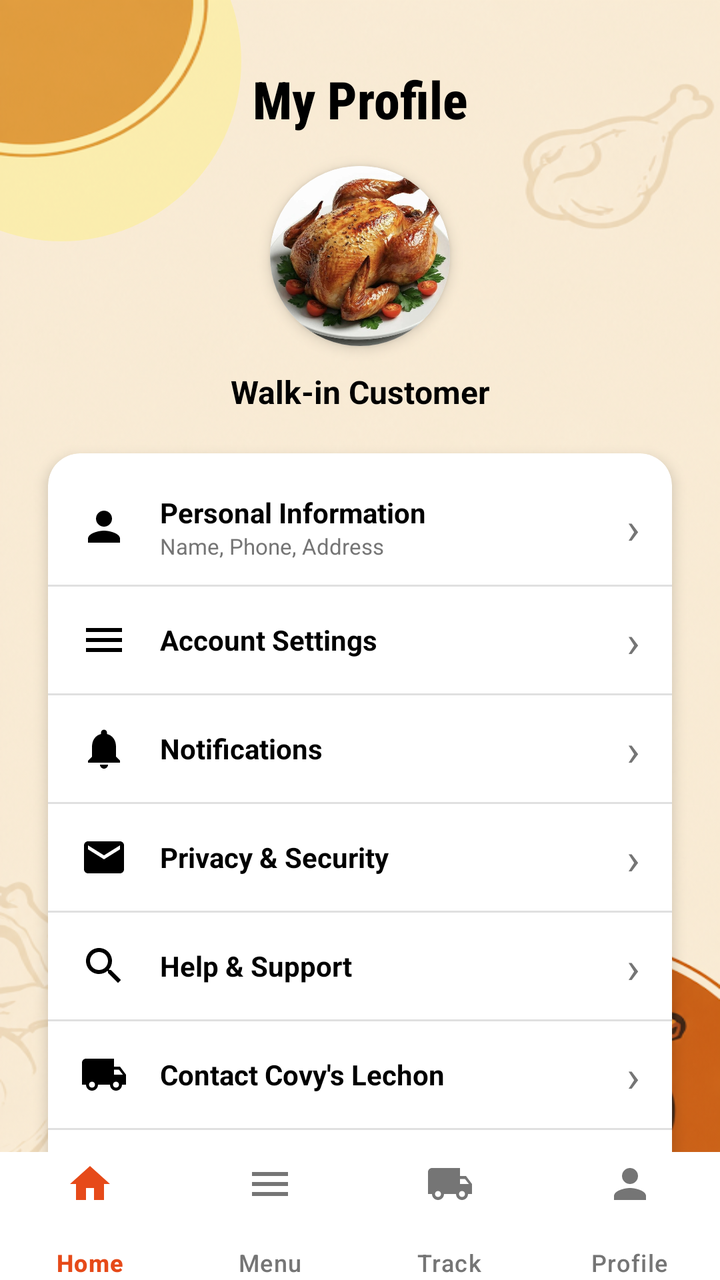
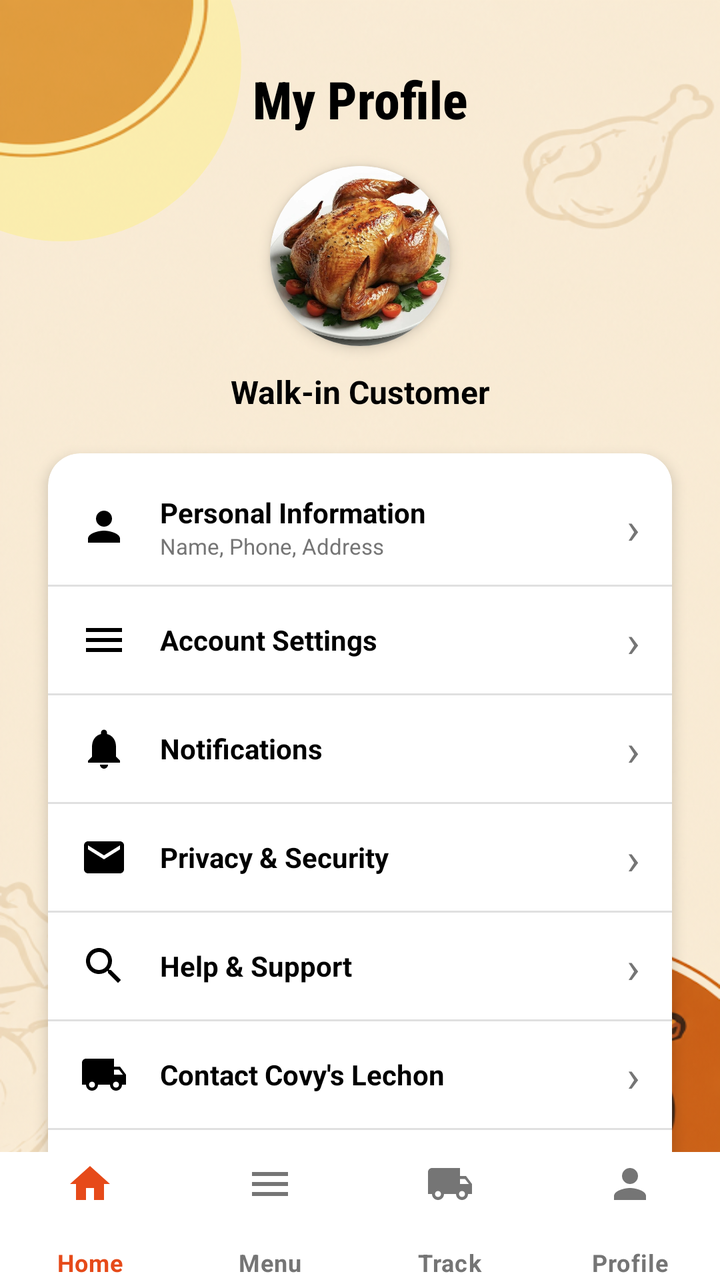

Before-and-after screenshots of an Android layout around one commit, followed by the original layout XML and the change that was made.
<!-- AndroidManifest.xml: application theme Theme.CoyvSplashScreen -->
<!-- res/layout/profile.xml -->
<?xml version="1.0" encoding="utf-8"?>
<androidx.constraintlayout.widget.ConstraintLayout xmlns:android="http://schemas.android.com/apk/res/android"
    xmlns:app="http://schemas.android.com/apk/res-auto"
    xmlns:tools="http://schemas.android.com/tools"
    android:id="@+id/main"
    android:layout_width="match_parent"
    android:layout_height="match_parent"
    android:background="@drawable/signinbackgoundimage"
    tools:context=".ProfileActivity">

    
    <View
        android:id="@+id/view_decoration_top"
        android:layout_width="180dp"
        android:layout_height="180dp"
        android:layout_marginStart="-60dp"
        android:layout_marginTop="-60dp"
        android:alpha="0.4"
        android:background="@drawable/bg_circle_decoration"
        app:layout_constraintStart_toStartOf="parent"
        app:layout_constraintTop_toTopOf="parent" />

    <androidx.core.widget.NestedScrollView
        android:layout_width="match_parent"
        android:layout_height="0dp"
        android:fillViewport="true"
        app:layout_constraintBottom_toTopOf="@+id/bottom_navigation"
        app:layout_constraintTop_toTopOf="parent">

        <androidx.constraintlayout.widget.ConstraintLayout
            android:layout_width="match_parent"
            android:layout_height="wrap_content"
            android:paddingBottom="24dp">

            
            <TextView
                android:id="@+id/tv_my_profile"
                android:layout_width="wrap_content"
                android:layout_height="wrap_content"
                android:layout_marginTop="32dp"
                android:fontFamily="sans-serif-condensed-medium"
                android:text="My Profile"
                android:textColor="@color/black"
                android:textSize="26sp"
                android:textStyle="bold"
                app:layout_constraintEnd_toEndOf="parent"
                app:layout_constraintStart_toStartOf="parent"
                app:layout_constraintTop_toTopOf="parent" />

            
            <androidx.cardview.widget.CardView
                android:id="@+id/cv_avatar"
                android:layout_width="90dp"
                android:layout_height="90dp"
                android:layout_marginTop="16dp"
                app:cardCornerRadius="45dp"
                app:cardElevation="4dp"
                app:layout_constraintEnd_toEndOf="parent"
                app:layout_constraintStart_toStartOf="parent"
                app:layout_constraintTop_toBottomOf="@+id/tv_my_profile">

                <ImageView
                    android:id="@+id/iv_avatar"
                    android:layout_width="match_parent"
                    android:layout_height="match_parent"
                    android:contentDescription="Profile Picture"
                    android:scaleType="centerCrop"
                    android:src="@drawable/f423b4974f4dd7924f11f1bad41bf1b4" />
            </androidx.cardview.widget.CardView>

            
            <TextView
                android:id="@+id/tv_customer_name"
                android:layout_width="wrap_content"
                android:layout_height="wrap_content"
                android:layout_marginTop="12dp"
                android:text="Walk-in Customer"
                android:textColor="@color/black"
                android:textSize="16sp"
                android:textStyle="bold"
                app:layout_constraintEnd_toEndOf="parent"
                app:layout_constraintStart_toStartOf="parent"
                app:layout_constraintTop_toBottomOf="@+id/cv_avatar" />

            
            <androidx.cardview.widget.CardView
                android:id="@+id/cv_options"
                android:layout_width="0dp"
                android:layout_height="wrap_content"
                android:layout_marginStart="24dp"
                android:layout_marginTop="20dp"
                android:layout_marginEnd="24dp"
                app:cardCornerRadius="16dp"
                app:cardElevation="4dp"
                app:layout_constraintEnd_toEndOf="parent"
                app:layout_constraintStart_toStartOf="parent"
                app:layout_constraintTop_toBottomOf="@+id/tv_customer_name">

                <LinearLayout
                    android:layout_width="match_parent"
                    android:layout_height="wrap_content"
                    android:orientation="vertical"
                    android:paddingVertical="8dp">

                    
                    <LinearLayout
                        android:id="@+id/layout_personal_info"
                        android:layout_width="match_parent"
                        android:layout_height="wrap_content"
                        android:background="?attr/selectableItemBackground"
                        android:gravity="center_vertical"
                        android:orientation="horizontal"
                        android:paddingHorizontal="16dp"
                        android:paddingVertical="12dp">

                        <ImageView
                            android:layout_width="24dp"
                            android:layout_height="24dp"
                            android:contentDescription="Personal Info"
                            android:src="@drawable/ic_profile"
                            app:tint="@color/black" />

                        <LinearLayout
                            android:layout_width="0dp"
                            android:layout_height="wrap_content"
                            android:layout_weight="1"
                            android:layout_marginStart="16dp"
                            android:orientation="vertical">

                            <TextView
                                android:layout_width="wrap_content"
                                android:layout_height="wrap_content"
                                android:text="Personal Information"
                                android:textColor="@color/black"
                                android:textSize="14sp"
                                android:textStyle="bold" />

                            <TextView
                                android:layout_width="wrap_content"
                                android:layout_height="wrap_content"
                                android:text="Name, Phone, Address"
                                android:textColor="@color/text_grey"
                                android:textSize="11sp" />
                        </LinearLayout>

                        <TextView
                            android:layout_width="wrap_content"
                            android:layout_height="wrap_content"
                            android:text="›"
                            android:textColor="@color/text_grey"
                            android:textSize="22sp" />
                    </LinearLayout>

                    
                    <View
                        android:layout_width="match_parent"
                        android:layout_height="1dp"
                        android:background="#E0E0E0" />

                    
                    <LinearLayout
                        android:id="@+id/layout_account_settings"
                        android:layout_width="match_parent"
                        android:layout_height="wrap_content"
                        android:background="?attr/selectableItemBackground"
                        android:gravity="center_vertical"
                        android:orientation="horizontal"
                        android:paddingHorizontal="16dp"
                        android:paddingVertical="12dp">

                        <ImageView
                            android:layout_width="24dp"
                            android:layout_height="24dp"
                            android:contentDescription="Settings"
                            android:src="@drawable/ic_menu"
                            app:tint="@color/black" />

                        <TextView
                            android:layout_width="0dp"
                            android:layout_height="wrap_content"
                            android:layout_weight="1"
                            android:layout_marginStart="16dp"
                            android:text="Account Settings"
                            android:textColor="@color/black"
                            android:textSize="14sp"
                            android:textStyle="bold" />

                        <TextView
                            android:layout_width="wrap_content"
                            android:layout_height="wrap_content"
                            android:text="›"
                            android:textColor="@color/text_grey"
                            android:textSize="22sp" />
                    </LinearLayout>

                    <View
                        android:layout_width="match_parent"
                        android:layout_height="1dp"
                        android:background="#E0E0E0" />

                    
                    <LinearLayout
                        android:id="@+id/layout_notifications"
                        android:layout_width="match_parent"
                        android:layout_height="wrap_content"
                        android:background="?attr/selectableItemBackground"
                        android:gravity="center_vertical"
                        android:orientation="horizontal"
                        android:paddingHorizontal="16dp"
                        android:paddingVertical="12dp">

                        <ImageView
                            android:layout_width="24dp"
                            android:layout_height="24dp"
                            android:contentDescription="Notifications"
                            android:src="@drawable/ic_notifications"
                            app:tint="@color/black" />

                        <TextView
                            android:layout_width="0dp"
                            android:layout_height="wrap_content"
                            android:layout_weight="1"
                            android:layout_marginStart="16dp"
                            android:text="Notifications"
                            android:textColor="@color/black"
                            android:textSize="14sp"
                            android:textStyle="bold" />

                        <TextView
                            android:layout_width="wrap_content"
                            android:layout_height="wrap_content"
                            android:text="›"
                            android:textColor="@color/text_grey"
                            android:textSize="22sp" />
                    </LinearLayout>

                    <View
                        android:layout_width="match_parent"
                        android:layout_height="1dp"
                        android:background="#E0E0E0" />

                    
                    <LinearLayout
                        android:id="@+id/layout_privacy"
                        android:layout_width="match_parent"
                        android:layout_height="wrap_content"
                        android:background="?attr/selectableItemBackground"
                        android:gravity="center_vertical"
                        android:orientation="horizontal"
                        android:paddingHorizontal="16dp"
                        android:paddingVertical="12dp">

                        <ImageView
                            android:layout_width="24dp"
                            android:layout_height="24dp"
                            android:contentDescription="Privacy"
                            android:src="@drawable/baseline_mail_24"
                            app:tint="@color/black" />

                        <TextView
                            android:layout_width="0dp"
                            android:layout_height="wrap_content"
                            android:layout_weight="1"
                            android:layout_marginStart="16dp"
                            android:text="Privacy &amp; Security"
                            android:textColor="@color/black"
                            android:textSize="14sp"
                            android:textStyle="bold" />

                        <TextView
                            android:layout_width="wrap_content"
                            android:layout_height="wrap_content"
                            android:text="›"
                            android:textColor="@color/text_grey"
                            android:textSize="22sp" />
                    </LinearLayout>

                    <View
                        android:layout_width="match_parent"
                        android:layout_height="1dp"
                        android:background="#E0E0E0" />

                    
                    <LinearLayout
                        android:id="@+id/layout_help"
                        android:layout_width="match_parent"
                        android:layout_height="wrap_content"
                        android:background="?attr/selectableItemBackground"
                        android:gravity="center_vertical"
                        android:orientation="horizontal"
                        android:paddingHorizontal="16dp"
                        android:paddingVertical="12dp">

                        <ImageView
                            android:layout_width="24dp"
                            android:layout_height="24dp"
                            android:contentDescription="Help"
                            android:src="@drawable/ic_search"
                            app:tint="@color/black" />

                        <TextView
                            android:layout_width="0dp"
                            android:layout_height="wrap_content"
                            android:layout_weight="1"
                            android:layout_marginStart="16dp"
                            android:text="Help &amp; Support"
                            android:textColor="@color/black"
                            android:textSize="14sp"
                            android:textStyle="bold" />

                        <TextView
                            android:layout_width="wrap_content"
                            android:layout_height="wrap_content"
                            android:text="›"
                            android:textColor="@color/text_grey"
                            android:textSize="22sp" />
                    </LinearLayout>

                    <View
                        android:layout_width="match_parent"
                        android:layout_height="1dp"
                        android:background="#E0E0E0" />

                    
                    <LinearLayout
                        android:id="@+id/layout_contact"
                        android:layout_width="match_parent"
                        android:layout_height="wrap_content"
                        android:background="?attr/selectableItemBackground"
                        android:gravity="center_vertical"
                        android:orientation="horizontal"
                        android:paddingHorizontal="16dp"
                        android:paddingVertical="12dp">

                        <ImageView
                            android:layout_width="24dp"
                            android:layout_height="24dp"
                            android:contentDescription="Contact"
                            android:src="@drawable/ic_track"
                            app:tint="@color/black" />

                        <TextView
                            android:layout_width="0dp"
                            android:layout_height="wrap_content"
                            android:layout_weight="1"
                            android:layout_marginStart="16dp"
                            android:text="Contact Covy\'s Lechon"
                            android:textColor="@color/black"
                            android:textSize="14sp"
                            android:textStyle="bold" />

                        <TextView
                            android:layout_width="wrap_content"
                            android:layout_height="wrap_content"
                            android:text="›"
                            android:textColor="@color/text_grey"
                            android:textSize="22sp" />
                    </LinearLayout>

                    <View
                        android:layout_width="match_parent"
                        android:layout_height="1dp"
                        android:background="#E0E0E0" />

                    
                    <LinearLayout
                        android:id="@+id/layout_about"
                        android:layout_width="match_parent"
                        android:layout_height="wrap_content"
                        android:background="?attr/selectableItemBackground"
                        android:gravity="center_vertical"
                        android:orientation="horizontal"
                        android:paddingHorizontal="16dp"
                        android:paddingVertical="12dp">

                        <ImageView
                            android:layout_width="24dp"
                            android:layout_height="24dp"
                            android:contentDescription="About Us"
                            android:src="@drawable/ic_home"
                            app:tint="@color/black" />

                        <TextView
                            android:layout_width="0dp"
                            android:layout_height="wrap_content"
                            android:layout_weight="1"
                            android:layout_marginStart="16dp"
                            android:text="About Us"
                            android:textColor="@color/black"
                            android:textSize="14sp"
                            android:textStyle="bold" />

                        <TextView
                            android:layout_width="wrap_content"
                            android:layout_height="wrap_content"
                            android:text="›"
                            android:textColor="@color/text_grey"
                            android:textSize="22sp" />
                    </LinearLayout>

                </LinearLayout>
            </androidx.cardview.widget.CardView>

            
            <Button
                android:id="@+id/btn_logout"
                android:layout_width="0dp"
                android:layout_height="50dp"
                android:layout_marginStart="24dp"
                android:layout_marginTop="20dp"
                android:layout_marginEnd="24dp"
                android:backgroundTint="#FFE0B2"
                android:text="Log Out"
                android:textColor="@color/orange_dark"
                android:textSize="16sp"
                android:textStyle="bold"
                app:cornerRadius="12dp"
                app:layout_constraintEnd_toEndOf="parent"
                app:layout_constraintStart_toStartOf="parent"
                app:layout_constraintTop_toBottomOf="@+id/cv_options" />

        </androidx.constraintlayout.widget.ConstraintLayout>
    </androidx.core.widget.NestedScrollView>

    <com.google.android.material.bottomnavigation.BottomNavigationView
        android:id="@+id/bottom_navigation"
        android:layout_width="match_parent"
        android:layout_height="64dp"
        android:background="@color/white"
        app:itemIconTint="@color/bottom_nav_color_selector"
        app:itemTextColor="@color/bottom_nav_color_selector"
        app:labelVisibilityMode="labeled"
        app:itemIconSize="24dp"
        app:itemPaddingTop="4dp"
        app:itemPaddingBottom="4dp"
        app:layout_constraintBottom_toBottomOf="parent"
        app:menu="@menu/bottom_nav_menu" />

</androidx.constraintlayout.widget.ConstraintLayout>
<!-- resources referenced by this layout -->
<resources>
  <color name="black">#FF000000</color>
  <color name="orange_dark">#E64A19</color>
  <color name="text_grey">#757575</color>
  <color name="white">#FFFFFFFF</color>
  <!-- drawable baseline_mail_24 (drawable) -->
  <vector xmlns:android="http://schemas.android.com/apk/res/android" android:height="24dp" android:tint="#000000" android:viewportHeight="24" android:viewportWidth="24" android:width="24dp">
      <path android:fillColor="@android:color/white" android:pathData="M20,4L4,4c-1.1,0 -1.99,0.9 -1.99,2L2,18c0,1.1 0.9,2 2,2h16c1.1,0 2,-0.9 2,-2L22,6c0,-1.1 -0.9,-2 -2,-2zM20,8l-8,5 -8,-5L4,6l8,5 8,-5v2z"/>
  </vector>
  <!-- drawable bg_circle_decoration (drawable) -->
  <shape xmlns:android="http://schemas.android.com/apk/res/android"
      android:shape="oval">
      <solid android:color="#FFF176" />
  </shape>
  <!-- drawable ic_home (drawable) -->
  <vector xmlns:android="http://schemas.android.com/apk/res/android"
      android:width="24dp"
      android:height="24dp"
      android:viewportWidth="24"
      android:viewportHeight="24">
      <path
          android:fillColor="#000000"
          android:pathData="M10,20v-6h4v6h5v-8h3L12,3 2,12h3v8z" />
  </vector>
  <!-- drawable ic_menu (drawable) -->
  <vector xmlns:android="http://schemas.android.com/apk/res/android"
      android:width="24dp"
      android:height="24dp"
      android:viewportWidth="24"
      android:viewportHeight="24">
      <path
          android:fillColor="#000000"
          android:pathData="M3,18h18v-2H3V18z M3,13h18v-2H3V13z M3,6v2h18V6H3z" />
  </vector>
  <!-- drawable ic_notifications (drawable) -->
  <vector xmlns:android="http://schemas.android.com/apk/res/android"
      android:width="24dp"
      android:height="24dp"
      android:viewportWidth="24"
      android:viewportHeight="24">
      <path
          android:fillColor="#000000"
          android:pathData="M12,22c1.1,0 2,-0.9 2,-2h-4c0,1.1 0.89,2 2,2zm6,-6v-5c0,-3.07 -1.64,-5.64 -4.5,-6.32V4c0,-0.83 -0.67,-1.5 -1.5,-1.5s-1.5,0.67 -1.5,1.5v0.68C7.63,5.36 6,7.92 6,11v5l-2,2v1h16v-1l-2,-2z" />
  </vector>
  <!-- drawable ic_profile (drawable) -->
  <vector xmlns:android="http://schemas.android.com/apk/res/android"
      android:width="24dp"
      android:height="24dp"
      android:viewportWidth="24"
      android:viewportHeight="24">
      <path
          android:fillColor="#000000"
          android:pathData="M12,12c2.21,0 4,-1.79 4,-4s-1.79,-4 -4,-4 -4,1.79 -4,4 1.79,4 4,4zm0,2c-2.67,0 -8,1.34 -8,4v2h16v-2c0,-2.66 -5.33,-4 -8,-4z" />
  </vector>
  <!-- drawable ic_search (drawable) -->
  <vector xmlns:android="http://schemas.android.com/apk/res/android"
      android:width="24dp"
      android:height="24dp"
      android:viewportWidth="24"
      android:viewportHeight="24">
      <path
          android:fillColor="#000000"
          android:pathData="M15.5,14h-0.79l-0.28,-0.27C15.41,12.59 16,11.11 16,9.5 16,5.91 13.09,3 9.5,3S3,5.91 3,9.5 5.91,16 9.5,16c1.61,0 3.09,-0.59 4.23,-1.57l0.27,0.28v0.79l5,4.99L20.49,19l-4.99,-5zm-6,0C7.01,14 5,11.99 5,9.5S7.01,5 9.5,5 14,7.01 14,9.5 11.99,14 9.5,14z" />
  </vector>
  <style name="Theme.CoyvSplashScreen" parent="Base.Theme.CoyvSplashScreen" />
  <style name="Base.Theme.CoyvSplashScreen" parent="Theme.Material3.DayNight.NoActionBar">
          
          
      </style>
  <!-- unchanged entries left out for length: 3 -->
</resources>

<!-- the commit's change to res/layout/profile.xml (unified diff, before → after) -->
@@ -433,6 +433,8 @@
         app:itemIconSize="24dp"
         app:itemPaddingTop="4dp"
         app:itemPaddingBottom="4dp"
+        app:itemTextAppearanceActive="@style/BottomNavTextStyle"
+        app:itemTextAppearanceInactive="@style/BottomNavTextStyle"
         app:layout_constraintBottom_toBottomOf="parent"
         app:menu="@menu/bottom_nav_menu" />
 
<!-- resource entries referenced after the edit -->
@@ -63,6 +63,11 @@
           android:fillColor="#000000"
           android:pathData="M15.5,14h-0.79l-0.28,-0.27C15.41,12.59 16,11.11 16,9.5 16,5.91 13.09,3 9.5,3S3,5.91 3,9.5 5.91,16 9.5,16c1.61,0 3.09,-0.59 4.23,-1.57l0.27,0.28v0.79l5,4.99L20.49,19l-4.99,-5zm-6,0C7.01,14 5,11.99 5,9.5S7.01,5 9.5,5 14,7.01 14,9.5 11.99,14 9.5,14z" />
   </vector>
+  <style name="BottomNavTextStyle" parent="TextAppearance.Material3.BodySmall">
+          <item name="android:textSize">12sp</item>
+          <item name="android:textStyle">bold</item>
+          <item name="android:gravity">center</item>
+      </style>
   <style name="Theme.CoyvSplashScreen" parent="Base.Theme.CoyvSplashScreen" />
   <style name="Base.Theme.CoyvSplashScreen" parent="Theme.Material3.DayNight.NoActionBar">
           
